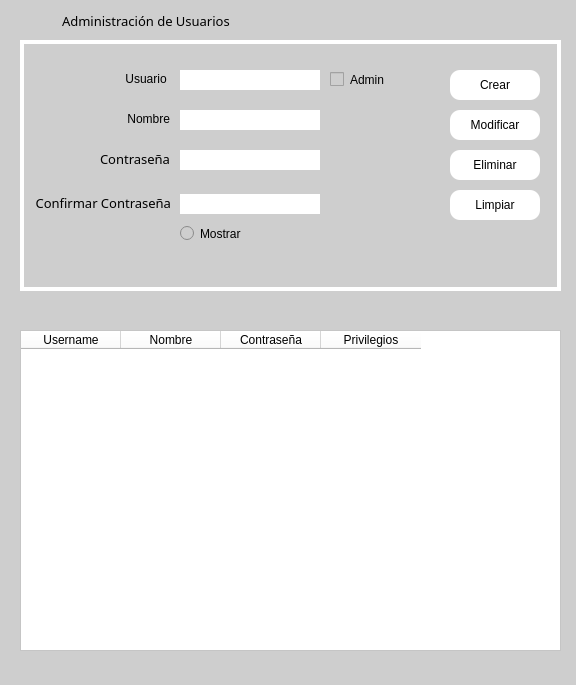
Before: the Qt Designer form src/002_usuarios.ui in rvqzs/tresPatitos, drawn with Qt 5.
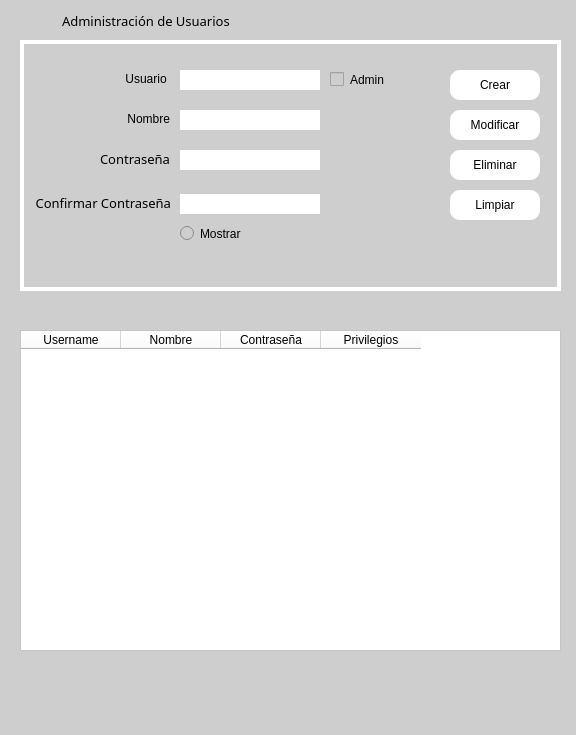
After: the same form once the commit is applied. Icons and pictures are not drawn.

Diff of the .ui file:
```diff
--- a/src/002_usuarios.ui
+++ b/src/002_usuarios.ui
@@ -7,13 +7,13 @@
     <x>0</x>
     <y>0</y>
     <width>576</width>
-    <height>685</height>
+    <height>735</height>
    </rect>
   </property>
   <property name="minimumSize">
    <size>
     <width>575</width>
-    <height>650</height>
+    <height>700</height>
    </size>
   </property>
   <property name="maximumSize">
```
Left out of the diff: 4 changed lines with no effect on the pictures.
